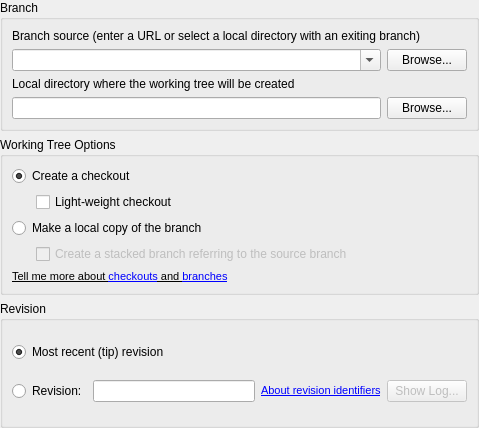
Above: ui/new_tree.ui from breezy-team/qbrz before the change. Below: the same form after it.
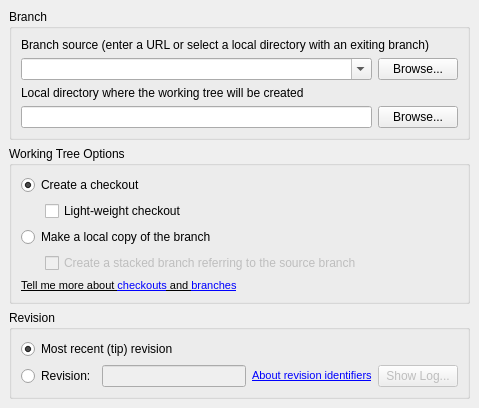
That is the form after the change.

```diff
--- a/ui/new_tree.ui
+++ b/ui/new_tree.ui
@@ -6,7 +6,7 @@
     <x>0</x>
     <y>0</y>
     <width>479</width>
-    <height>428</height>
+    <height>385</height>
    </rect>
   </property>
   <property name="windowTitle" >
@@ -14,7 +14,7 @@
   </property>
   <layout class="QVBoxLayout" name="verticalLayout" >
    <property name="margin" >
-    <number>0</number>
+    <number>9</number>
    </property>
    <item>
     <widget class="QGroupBox" name="groupBox" >
@@ -227,6 +227,9 @@
       </item>
       <item row="1" column="1" >
        <widget class="QLineEdit" name="revision" >
+        <property name="enabled" >
+         <bool>false</bool>
+        </property>
         <property name="sizePolicy" >
          <sizepolicy vsizetype="Fixed" hsizetype="Expanding" >
           <horstretch>1</horstretch>
```
Left out of the diff: 86 changed lines with no effect on the pictures.
